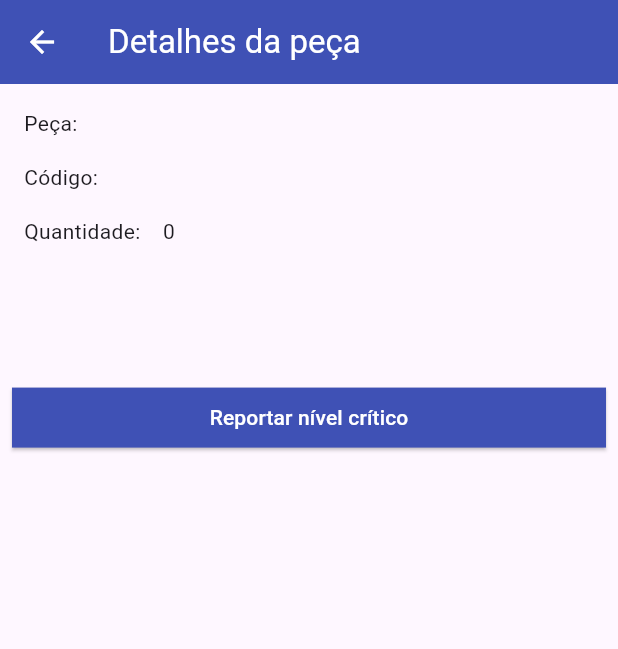
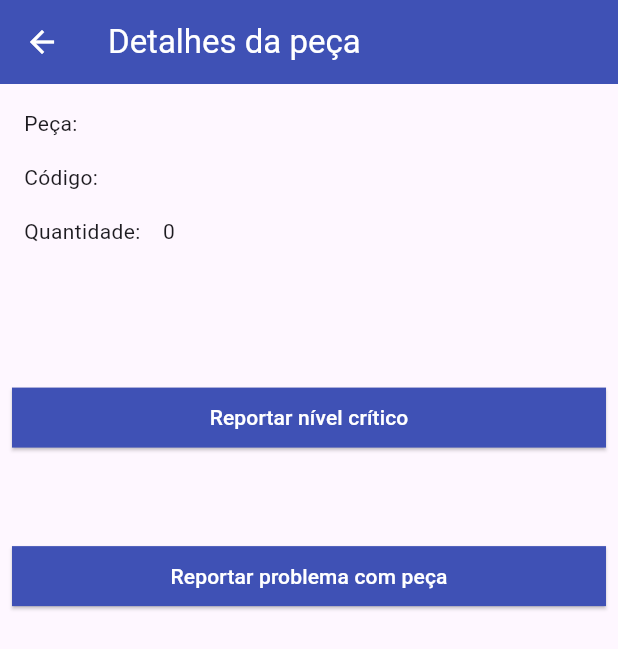
Before and after one commit to eduardobandeiramg/mrp, a Flutter app: the TelaDetalhamentoPecaEstoque screen opened directly with empty values, on a phone screen of 412 x 824 dp. Shown: the top 649 px of the screen. Run offline on Flutter 3.47's test engine with Material 3 defaults, Android fonts, the light colour scheme and no system bars; accounts and stored records are empty.

Commit message:
Adicionando botao para reportar problema com peca. Corrigindo implyleading do estoque

```diff
--- a/code/mobile/mrp/lib/View/telas/tecnico/detalhamento/tela_detalhamento_peca_estoque.dart
+++ b/code/mobile/mrp/lib/View/telas/tecnico/detalhamento/tela_detalhamento_peca_estoque.dart
@@ -59,6 +59,27 @@ class TelaDetalhamentoPecaEstoque extends StatelessWidget {
                 ),
               ),
             ),
+            SizedBox(
+              height: altura * 0.07,
+            ),
+            SizedBox(
+              width: largura * 0.9,
+              child: ElevatedButton(
+                onPressed: () {},
+                child: Text(
+                  "Reportar problema com peça",
+                  style: TextStyle(
+                    color: Colors.white,
+                  ),
+                ),
+                style: ButtonStyle(
+                  backgroundColor: WidgetStatePropertyAll(Colors.indigo),
+                  shape: MaterialStateProperty.all(
+                    RoundedRectangleBorder(borderRadius: BorderRadius.zero),
+                  ),
+                ),
+              ),
+            ),
           ],
         ),
       ),
--- a/code/mobile/mrp/lib/View/telas/tecnico/principais/baixa.dart
+++ b/code/mobile/mrp/lib/View/telas/tecnico/principais/baixa.dart
@@ -20,6 +20,7 @@ class BaixaState extends State<Baixa> {
           style: TextStyle(color: Colors.white),
         ),
         backgroundColor: Colors.indigo,
+        automaticallyImplyLeading: false,
       ),
       body: mostraModal
           ? ModalDarEntrada()
--- a/code/mobile/mrp/lib/View/telas/tecnico/principais/entrada.dart
+++ b/code/mobile/mrp/lib/View/telas/tecnico/principais/entrada.dart
@@ -38,6 +38,7 @@ class EntradaState extends State<Entrada> {
           style: TextStyle(color: Colors.white),
         ),
         backgroundColor: Colors.indigo,
+        automaticallyImplyLeading: false,
       ),
       body: telaAMostrar(),
       /*mostraModal
--- a/code/mobile/mrp/lib/View/telas/tecnico/principais/lista_estoque.dart
+++ b/code/mobile/mrp/lib/View/telas/tecnico/principais/lista_estoque.dart
@@ -50,6 +50,7 @@ class _ListagemEstoqueState extends State<ListagemEstoque> {
           style: TextStyle(color: Colors.white),
         ),
         backgroundColor: Colors.indigo,
+        automaticallyImplyLeading: false,
       ),
       body: ListView(
         children: listaCartoes,
```
